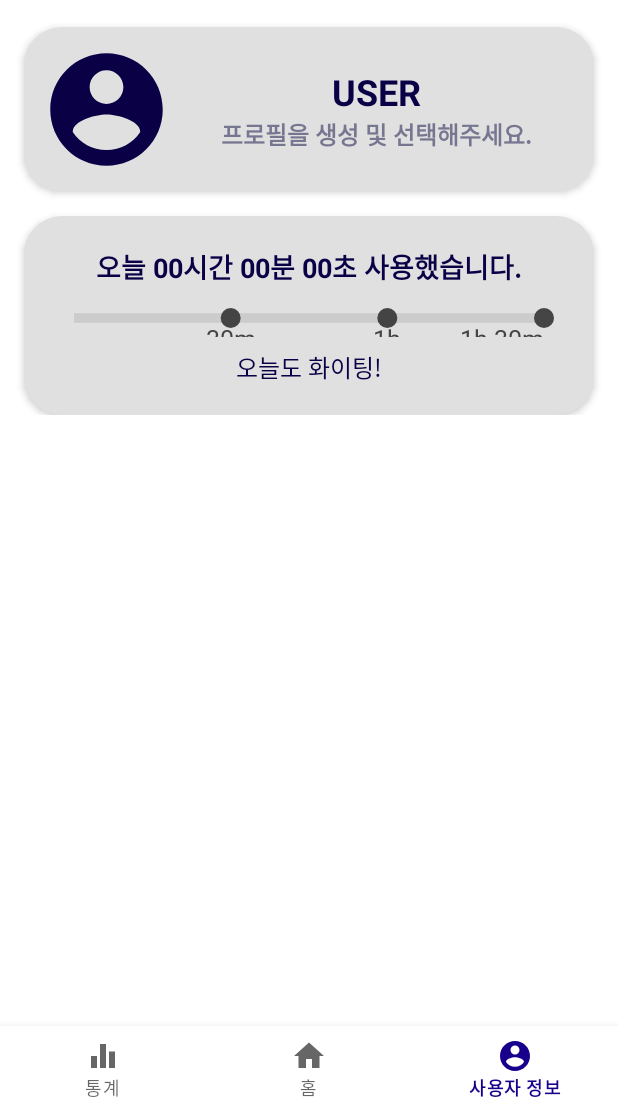
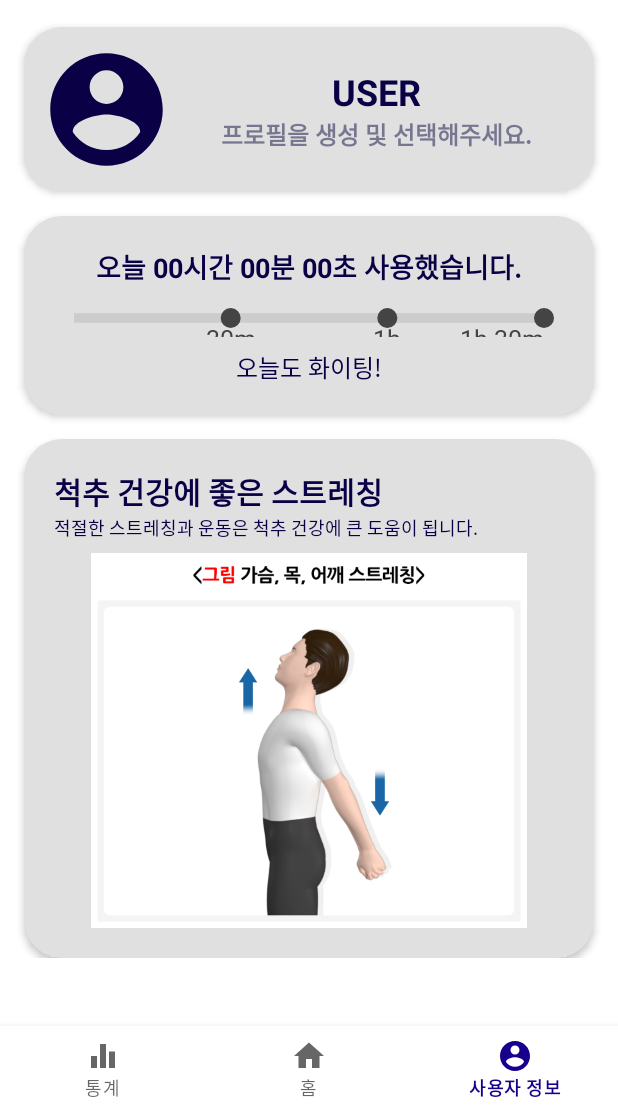
Before and after one commit to DG-Protector/DGP_Mobile_application, an Android app: the UserInformationFragment screen opened through its navigation route, on a phone screen of 412 x 824 dp, the part 126-1236 px from its top. Run offline under Robolectric (Android 15) with nearby library versions, the phone set to English and light mode, and no system bars; our stand-ins replace navigation-ui; 4 statements that could not run were skipped.

Commit message:
25.03.30.v1
add something and progress test

```diff
--- a/DG_Protector/app/src/main/res/layout/layout_user_information.xml
+++ b/DG_Protector/app/src/main/res/layout/layout_user_information.xml
@@ -145,6 +145,43 @@
                     android:textColor="@color/kitel_navy_700"
                     android:textSize="16sp" />
             </LinearLayout>
+
+            <LinearLayout
+                android:id="@+id/linearLayout4"
+                android:layout_width="match_parent"
+                android:layout_height="wrap_content"
+                android:layout_marginStart="16dp"
+                android:layout_marginTop="16dp"
+                android:layout_marginEnd="16dp"
+                android:background="@drawable/btn_round"
+                android:elevation="3dp"
+                android:orientation="vertical"
+                android:padding="20dp">
+
+                <TextView
+                    android:id="@+id/stretching_text"
+                    android:layout_width="wrap_content"
+                    android:layout_height="wrap_content"
+                    android:text="척추 건강에 좋은 스트레칭"
+                    android:textColor="@color/kitel_navy_700"
+                    android:textSize="20sp"
+                    android:textStyle="bold" />
+                <TextView
+                    android:id="@+id/stretching_text2"
+                    android:layout_width="wrap_content"
+                    android:layout_height="wrap_content"
+                    android:text="적절한 스트레칭과 운동은 척추 건강에 큰 도움이 됩니다."
+                    android:textColor="@color/kitel_navy_700"
+                    android:textSize="12sp" />
+
+                <ImageView
+                    android:id="@+id/stretching_image"
+                    android:layout_width="wrap_content"
+                    android:layout_height="250dp"
+                    android:layout_marginTop="8dp"
+                    android:scaleType="fitCenter"
+                    android:src="@drawable/stretching_image" />
+            </LinearLayout>
         </LinearLayout>
     </ScrollView>
 </androidx.constraintlayout.widget.ConstraintLayout>
```
Also changed, not shown: DG_Protector/app/src/main/java/com/teamkitel/dg_protector/ui/main/MainFragment.kt (+16 -6 lines), DG_Protector/app/src/main/java/com/teamkitel/dg_protector/ui/statistics/StatisticsFragment.kt (+3 -4 lines), DG_Protector/app/src/main/res/layout/layout_main.xml (+14 -1 lines), DG_Protector/app/src/main/res/drawable/stretching_image.jpg (added).
